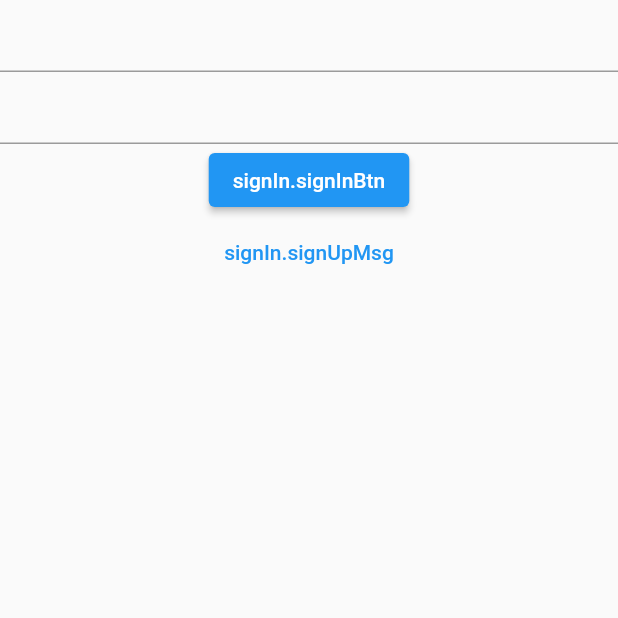
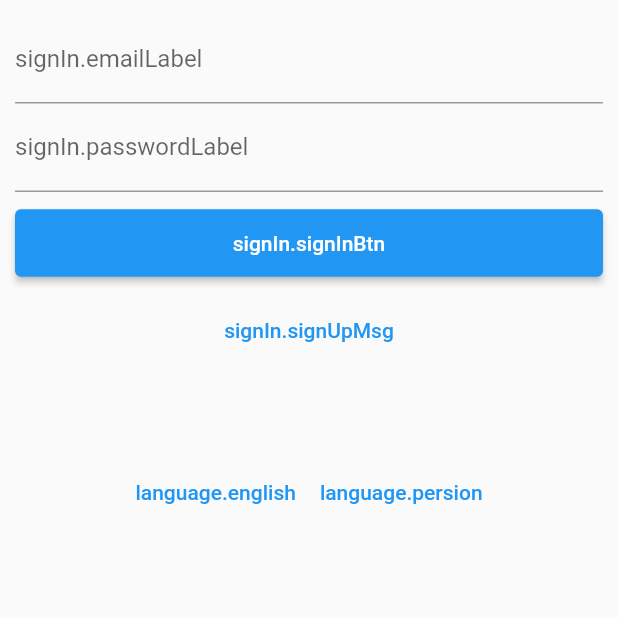
Before and after one commit to ali-github-acount/saferoom, a Flutter app: the ScreenSignIn screen opened by its route, on a phone screen of 412 x 824 dp, the top half of it. Run offline on Flutter 3.47's test engine with Material 2 defaults, Android fonts, the light colour scheme and no system bars; our stand-ins replace cloud_firestore, device_preview, easy_localization, firebase_auth, firebase_core, flutter_bloc and 1 more; accounts and stored records are empty; network calls fail.

Commit message:
authentication Screens created

```diff
--- a/assets/languages/en-US.json
+++ b/assets/languages/en-US.json
@@ -6,8 +6,28 @@
     "signIn":{
         "title": "Signin",
         "message":"a message",
-        "SignInBtn":"signIn",
+        "passwordLabel":"Password",
+        "emailLabel":"Email Address",
+        "signInBtn":"signIn",
         "signUpMsg":"don't have an acount..."
+
+    },
+    "signUp":{
+        "title": "SignUp",
+        "message":"a message",
+        "nameLabel":"Name",
+        "lastnameLabel":"Family Name",
+        "passwordLabel":"Password",
+        "emailLabel":"Email Address",
+        "signUpBtn":"signUp",
+        "signInMsg":"already have acount"
+
+    },
+
+    "language":{
+        "persion": "Persion",
+        "english": "English",
+        "other":"...other"
 
     }
 }
--- /dev/null
+++ b/assets/languages/fa-IR.json
@@ -0,0 +1,31 @@
+{
+    "startApp":{
+        "title": "SafeRoom"
+    },
+
+    "signIn":{
+        "title": "ورود حساب",
+        "message":"a message",
+        "passwordLabel":"رمز عبور",
+        "emailLabel":"آدرس الکترونیکی",
+        "signInBtn":"ورود",
+        "signUpMsg":"حساب ورودی ندارید..."
+
+    },
+    "signUp":{
+        "title": "ایجاد حساب",
+        "message":"a message",
+        "nameLabel":"اسم",
+        "lastnameLabel":"اسم فامیلی",
+        "passwordLabel":"رمز عبور",
+        "emailLabel":"آدرس الکترونیکی",
+        "signUpBtn":"ایجاد حساب",
+        "signInMsg":"حساب قبلی"
+
+    },
+    "language":{
+        "persion": "فارسی",
+        "english": "انگلیسی",
+        "other":"...دیگر"
+    }
+}
--- a/assets/languages/fr-IR.json
+++ /dev/null
@@ -1,5 +0,0 @@
-{
-    "startApp":{
-        "title": "اظاف امن"
-    }
-}
--- a/lib/src/api/auth_api.dart
+++ b/lib/src/api/auth_api.dart
@@ -2,7 +2,7 @@ import 'package:saferoom/src/models/entities/user.dart';
 
 abstract class AuthApi {
   Stream<SRUser?> currentUser();
-  Future<bool> signUpWithEmailAndPassword(SRUser user);
-  Future<bool> signInWithEmailAndPassword(SRUser user);
+  Future<bool> signUpWithEmail(SRUser user);
+  Future<bool> signInWithEmail(SRUser user);
   Future<bool> signOutUser();
 }
--- a/lib/src/app_router.dart
+++ b/lib/src/app_router.dart
@@ -11,7 +11,7 @@ abstract class SRRouter {
   static GoRouter build({
     required bool isSignedIn,
     List<GoRoute> routes = const [],
-    String initialLocation = ScreenStartApp.path,
+    String initialLocation = '/home',
     String? Function(GoRouterState)? redirect,
     List<String> publicPaths = const [],
     List<String> loginPaths = const [],
@@ -27,6 +27,7 @@ abstract class SRRouter {
         if (isPublic) return null;
         bool isLogin = _loginPaths(loginPaths).any((e) => e == state.subloc);
         if (!isSignedIn) return isLogin ? null : '/';
+
         if (isSignedIn && isLogin) return '/home';
         return null;
       },
@@ -36,8 +37,6 @@ abstract class SRRouter {
 
   static List<String> _loginPaths(List<String> loginPaths) {
     return [
-      '/sign-in',
-      '/sign-up',
       ...loginPaths,
     ];
   }
@@ -71,7 +70,11 @@ abstract class AppRoutes {
     ),
   ];
 
-  static const List<String> loginPaths = [ScreenSignIn.path, ScreenSignUp.path];
+  static const List<String> loginPaths = [
+    ScreenStartApp.path,
+    ScreenSignIn.path,
+    ScreenSignUp.path,
+  ];
 
   static const List<String> publicPaths = [];
 }
--- a/lib/src/supported_languages.dart
+++ b/lib/src/supported_languages.dart
@@ -3,6 +3,6 @@ import 'package:flutter/material.dart';
 class SupportedLanguage {
   static var getLanguages = <Locale>[
     const Locale('en', 'US'),
-    const Locale('fr', 'IR'),
+    const Locale('fa', 'IR'),
   ];
 }
--- a/lib/src/views/forms/form_sign_in.dart
+++ b/lib/src/views/forms/form_sign_in.dart
@@ -10,6 +10,45 @@ class FormSignIn extends StatelessWidget {
 
   final formKey = GlobalKey<FormState>();
 
+  @override
+  Widget build(BuildContext context) {
+    final email = BlocBuilder<AuthBloc, AuthState>(
+      buildWhen: (prev, cur) => prev.user.email != cur.user.email,
+      builder: (context, state) {
+        return TextFormField(
+          decoration: InputDecoration(label: Text(tr("signIn.emailLabel"))),
+          initialValue: state.user.email,
+          onSaved: context.read<AuthBloc>().setEmail,
+        );
+      },
+    );
+    final password = TextFormField(
+      decoration: InputDecoration(label: Text(tr("signIn.passwordLabel"))),
+      onSaved: context.read<AuthBloc>().setPassword,
+    );
+    final signInBtn = Padding(
+      padding: const EdgeInsets.symmetric(vertical: 10),
+      child: ElevatedButton(
+        style: ElevatedButton.styleFrom(
+            minimumSize: const Size(double.maxFinite, 45)),
+        onPressed: () => signIn(context),
+        child: Text(tr("signIn.signInBtn")),
+      ),
+    );
+    final signUpMsg = TextButton(
+      onPressed: () => context.push(ScreenSignUp.path),
+      child: Text(tr("signIn.signUpMsg")),
+    );
+    return Container(
+      padding: const EdgeInsets.all(10),
+      child: Form(
+          key: formKey,
+          child: Column(
+            children: [email, password, signInBtn, signUpMsg],
+          )),
+    );
+  }
+
   void signIn(BuildContext context) {
     final state = formKey.currentState;
     if (state?.validate() == true) {
@@ -17,33 +56,4 @@ class FormSignIn extends StatelessWidget {
       context.read<AuthBloc>().signin();
     }
   }
-
-  @override
-  Widget build(BuildContext context) {
-    final email = BlocBuilder<AuthBloc, AuthState>(
-      buildWhen: (prev, cur) => prev.user.email != cur.user.email,
-      builder: (context, state) {
-        return TextFormField(
-          initialValue: state.user.email,
-          onSaved: context.read<AuthBloc>().setEmail,
-        );
-      },
-    );
-    final password = TextFormField(
-      onSaved: context.read<AuthBloc>().setPassword,
-    );
-    final signInBtn = ElevatedButton(
-      onPressed: () => signIn,
-      child: Text(tr("signIn.signInBtn")),
-    );
-    final signUpMsg = TextButton(
-      onPressed: () => context.go(ScreenSignUp.path),
-      child: Text(tr("signIn.signUpMsg")),
-    );
-    return Form(
-        key: formKey,
-        child: Column(
-          children: [email, password, signInBtn, signUpMsg],
-        ));
-  }
 }
--- /dev/null
+++ b/lib/src/views/lists/lists_languages.dart
@@ -0,0 +1,70 @@
+import 'package:easy_localization/easy_localization.dart';
+import 'package:flutter/material.dart';
+import 'package:saferoom/src/supported_languages.dart';
+
+class ListsLanguage extends StatelessWidget {
+  const ListsLanguage({super.key});
+
+  @override
+  Widget build(BuildContext context) {
+    return Container(
+      padding: const EdgeInsets.symmetric(vertical: 50, horizontal: 30),
+      child: SingleChildScrollView(
+        scrollDirection: Axis.horizontal,
+        child: _languages(context),
+      ),
+    );
+  }
+
+  Widget _button(Locale locale, BuildContext context) {
+    return TextButton(
+      onPressed: () => context.setLocale(locale),
+      child: Text(_language(locale)),
+    );
+  }
+
+  Widget _languages(BuildContext context) {
+    final languagesLength = SupportedLanguage.getLanguages.length;
+    final languages = SupportedLanguage.getLanguages;
+    final items = languages.skip(2).map((locale) {
+      return DropdownMenuItem<Locale>(
+        value: locale,
+        child: Text(_language(locale)),
+      );
+    }).toList();
+
+    var dropdownButton = DropdownButton<Locale>(
+      hint: Text(tr('language.other')),
+      items: items,
+      onChanged: (locale) => context.setLocale(locale!),
+    );
+
+    final minLanguage = languages
+        .getRange(0, 2)
+        .map((locale) => _button(locale, context))
+        .toList()
+      ..add(dropdownButton);
+
+    if (languagesLength > 2) {
+      return Row(children: minLanguage);
+    }
+    return Row(
+      children: languages.map((locale) {
+        return _button(locale, context);
+      }).toList(),
+    );
+  }
+
+  String _language(Locale locale) {
+    String? language;
+    switch (locale.languageCode) {
+      case 'en':
+        language = tr("language.english");
+        break;
+      case 'fa':
+        language = tr("language.persion");
+        break;
+    }
+    return language!;
+  }
+}
--- a/lib/src/views/screens/screen_sign_in.dart
+++ b/lib/src/views/screens/screen_sign_in.dart
@@ -1,5 +1,9 @@
 import 'package:flutter/material.dart';
-import 'package:saferoom/src/views/forms/form_sign_in.dart';
+import 'package:flutter_bloc/flutter_bloc.dart';
+import 'package:saferoom/src/blocs/auth/auth_bloc.dart';
+import 'package:saferoom/src/views/lists/lists_languages.dart';
+
+import '../forms/form_sign_in.dart';
 
 class ScreenSignIn extends StatelessWidget {
   static const String path = '/sign-in';
@@ -7,6 +11,22 @@ class ScreenSignIn extends StatelessWidget {
 
   @override
   Widget build(BuildContext context) {
-    return Scaffold(body: FormSignIn());
+    return BlocBuilder<AuthBloc, AuthState>(
+      builder: (context, state) {
+        if (state.isLoading) {
+          return const CircularProgressIndicator(value: 10);
+        }
+        return Scaffold(
+          body: SingleChildScrollView(
+            child: Column(
+              children: [
+                FormSignIn(),
+                const ListsLanguage(),
+              ],
+            ),
+          ),
+        );
+      },
+    );
   }
 }
--- a/lib/src/views/screens/screen_start_app.dart
+++ b/lib/src/views/screens/screen_start_app.dart
@@ -13,7 +13,7 @@ class ScreenStartApp extends StatelessWidget {
       body: Center(
           child: TextButton(
               onPressed: () => context.go(ScreenSignIn.path),
-              child: Text(tr('StartApp.title')))),
+              child: Text(tr('startApp.title')))),
     );
   }
 }
--- a/pubspec.yaml
+++ b/pubspec.yaml
@@ -18,6 +18,7 @@ dependencies:
   go_router: ^5.2.1
   shared_preferences: ^2.0.15
   easy_localization: ^3.0.1
+  device_preview: ^1.1.0
 
 dev_dependencies:
   flutter_test:
```
Also changed, not shown: lib/src/api/firebase_auth_api.dart (renamed from lib/src/api/firebase_api.dart, +7 -13 lines), lib/src/blocs/auth/auth_bloc.dart (+5 -3 lines), lib/src/repositories/repo_auth.dart (+4 -4 lines), lib/src/safe_room.dart (+9 -5 lines), lib/src/views/forms/form_sign_up.dart (+31 -18 lines), lib/src/views/screens/screen_home.dart (+11 -1 lines), lib/src/views/screens/screen_sign_up.dart (+27 -1 lines), pubspec.lock, 1 other file.
